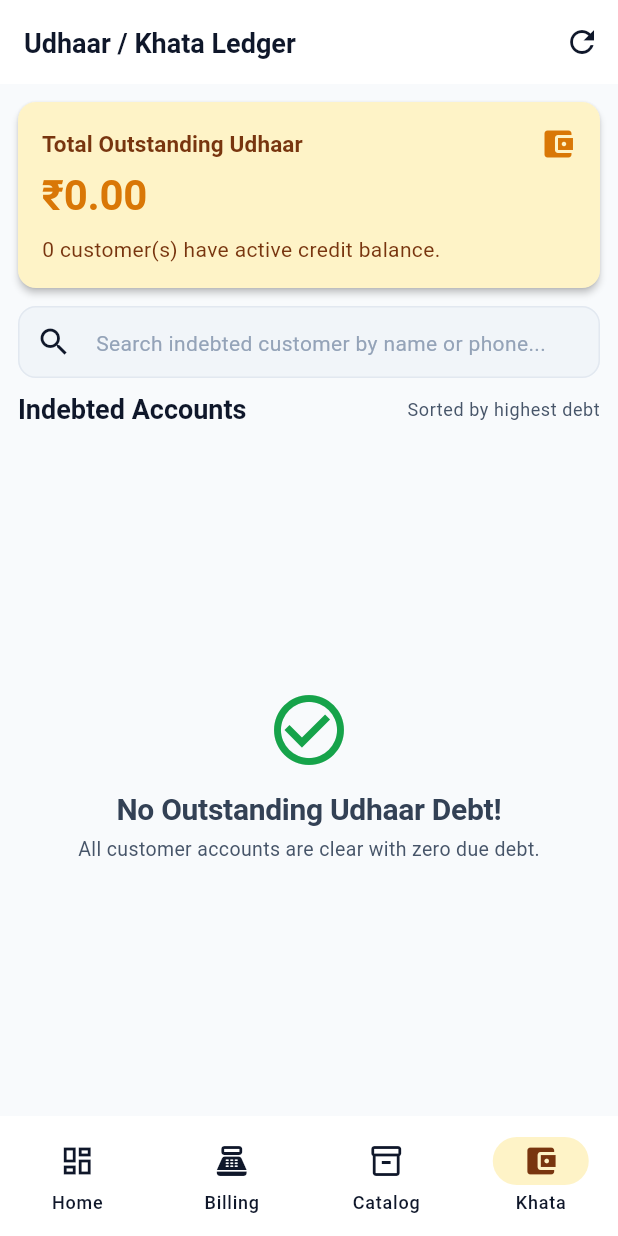
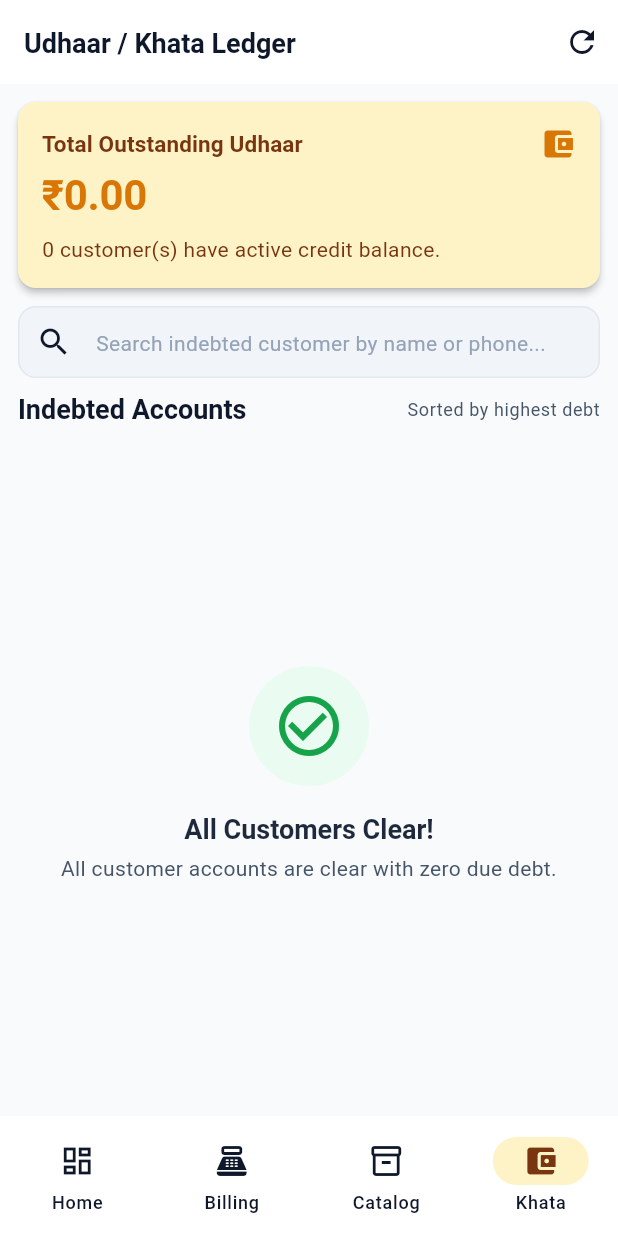
Before and after one commit to Sachinxcode-01/kirana-os, a Flutter app: the CreditScreen screen opened by its route, on a phone screen of 412 x 824 dp. Run offline on Flutter 3.47's test engine with Material 3 defaults, Android fonts, the phone set to English and light mode, and no system bars; our stand-ins replace connectivity_plus, drift, drift_flutter, flutter_animate, flutter_riverpod, flutter_secure_storage and 9 more; missing offline and left inert: mobile_scanner; accounts and stored records are empty; generated files the repository leaves out were written again.

Commit message:
style(khata): align zero due debt text and clear account empty state in Khata ledger screen

```diff
--- a/apps/mobile/lib/features/credit/presentation/screens/credit_screen.dart
+++ b/apps/mobile/lib/features/credit/presentation/screens/credit_screen.dart
@@ -186,30 +186,54 @@ class _CreditScreenState extends ConsumerState<CreditScreen> {
               data: (customers) {
                 if (customers.isEmpty) {
                   return Center(
+                    child: Padding(
+                      padding: const EdgeInsets.all(KiranaSpacing.xl),
                       child: Column(
                         mainAxisAlignment: MainAxisAlignment.center,
+                        crossAxisAlignment: CrossAxisAlignment.center,
                         children: [
-                        const Icon(Icons.check_circle_outline,
-                            size: 56, color: KiranaColors.success),
-                        const SizedBox(height: KiranaSpacing.md),
+                          Container(
+                            padding: const EdgeInsets.all(KiranaSpacing.lg),
+                            decoration: BoxDecoration(
+                              color: searchQuery.isNotEmpty
+                                  ? KiranaColors.surfaceVariant
+                                  : KiranaColors.successContainer
+                                      .withValues(alpha: 0.5),
+                              shape: BoxShape.circle,
+                            ),
+                            child: Icon(
+                              searchQuery.isNotEmpty
+                                  ? Icons.search_off
+                                  : Icons.check_circle_outline,
+                              size: 48,
+                              color: searchQuery.isNotEmpty
+                                  ? KiranaColors.textSecondary
+                                  : KiranaColors.success,
+                            ),
+                          ),
+                          const SizedBox(height: KiranaSpacing.lg),
                           Text(
                             searchQuery.isNotEmpty
                                 ? 'No indebted customer matches "$searchQuery"'
-                              : 'No Outstanding Udhaar Debt!',
-                          style: KiranaTypography.headlineMedium.copyWith(
-                            color: KiranaColors.neutral700,
+                                : 'All Customers Clear!',
+                            style: KiranaTypography.titleLarge.copyWith(
+                              color: KiranaColors.neutral800,
                               fontWeight: FontWeight.bold,
                             ),
+                            textAlign: TextAlign.center,
                           ),
                           const SizedBox(height: KiranaSpacing.xs),
                           Text(
                             searchQuery.isNotEmpty
-                              ? 'Try searching with a different name or phone.'
+                                ? 'Try searching with a different name or phone number.'
                                 : 'All customer accounts are clear with zero due debt.',
-                          style: const TextStyle(
-                              fontSize: 13, color: KiranaColors.neutral600),
+                            style: KiranaTypography.bodyMedium.copyWith(
+                              color: KiranaColors.textSecondary,
+                            ),
+                            textAlign: TextAlign.center,
                           ),
                         ],
+                      ),
                     ),
                   );
                 }
```
Lines whose indentation alone changed are shown as unchanged.
